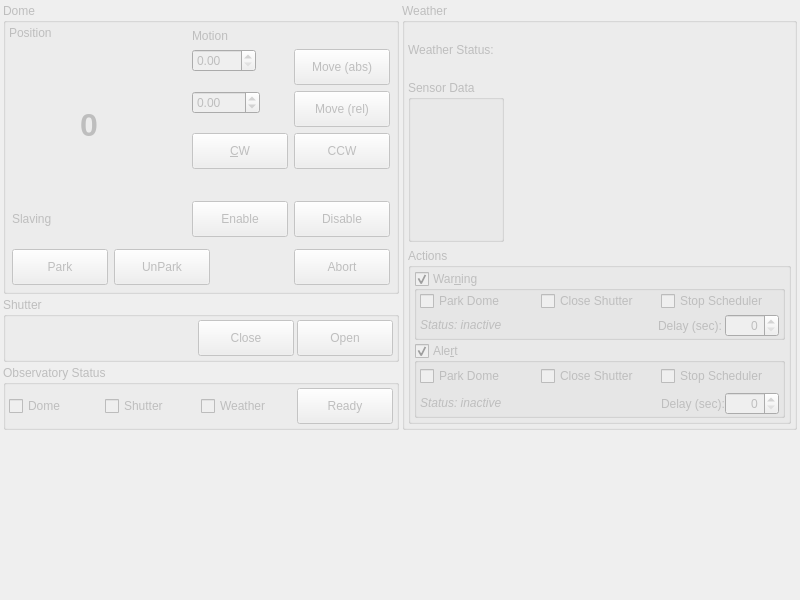
Old version of the form kstars/ekos/observatory/observatory.ui in the repository KDE/kstars.
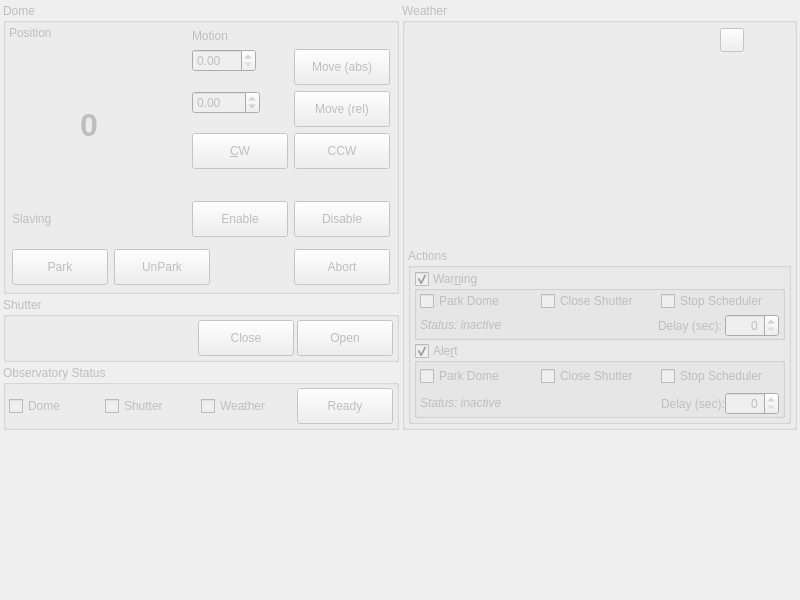
New version of the form. Icons and pictures are not drawn. Custom widgets are drawn as their Qt base class.

Commit message:
Weather sensor data graph display
Summary: Weather sensor data is collected over time and displayed as graph. The user can switch between all available sensors from INDI Weather.

Test Plan: Add a weather device to your EKOS profile - use Weather Simulator if no own Weather device is present - and check, whether the available sensor data is displayed correctly over time.

Reviewers: mutlaqja, TallFurryMan

Reviewed By: mutlaqja

Subscribers: kde-edu

Tags: #kde_edu

What changed in the file:
```diff
--- a/kstars/ekos/observatory/observatory.ui
+++ b/kstars/ekos/observatory/observatory.ui
@@ -14,7 +14,7 @@
    <string>Observatory</string>
   </property>
   <property name="toolTip">
-   <string>Status of the Observatory</string>
+   <string/>
   </property>
   <layout class="QVBoxLayout" name="verticalLayout_2">
    <property name="spacing">
@@ -126,7 +126,7 @@
                <item row="0" column="0">
                 <widget class="QLabel" name="motionLabel">
                  <property name="enabled">
-                  <bool>true</bool>
+                  <bool>false</bool>
                  </property>
                  <property name="text">
                   <string>Motion</string>
@@ -802,45 +802,7 @@
         <property name="horizontalSpacing">
          <number>3</number>
         </property>
-        <item row="0" column="2">
-         <widget class="QLabel" name="weatherStatusLabel">
-          <property name="sizePolicy">
-           <sizepolicy hsizetype="Fixed" vsizetype="Fixed">
-            <horstretch>0</horstretch>
-            <verstretch>0</verstretch>
-           </sizepolicy>
-          </property>
-          <property name="minimumSize">
-           <size>
-            <width>48</width>
-            <height>48</height>
-           </size>
-          </property>
-          <property name="maximumSize">
-           <size>
-            <width>48</width>
-            <height>48</height>
-           </size>
-          </property>
-          <property name="text">
-           <string/>
-          </property>
-         </widget>
-        </item>
-        <item row="0" column="0">
-         <widget class="QLabel" name="weatherLabel">
-          <property name="enabled">
-           <bool>false</bool>
-          </property>
-          <property name="toolTip">
-           <string>Display the weather status. The warning and alert limits are set in the INDI tab.</string>
-          </property>
-          <property name="text">
-           <string>Weather Status: </string>
-          </property>
-         </widget>
-        </item>
-        <item row="2" column="0" colspan="4" alignment="Qt::AlignTop">
+        <item row="3" column="0" colspan="7" alignment="Qt::AlignTop">
          <widget class="QGroupBox" name="weatherActionsBox">
           <property name="enabled">
            <bool>false</bool>
@@ -1051,26 +1013,121 @@
           </layout>
          </widget>
         </item>
-        <item row="0" column="1">
+        <item row="0" column="5">
+         <widget class="QLabel" name="weatherStatusLabel">
+          <property name="sizePolicy">
+           <sizepolicy hsizetype="Fixed" vsizetype="Fixed">
+            <horstretch>0</horstretch>
+            <verstretch>0</verstretch>
+           </sizepolicy>
+          </property>
+          <property name="minimumSize">
+           <size>
+            <width>28</width>
+            <height>28</height>
+           </size>
+          </property>
+          <property name="maximumSize">
+           <size>
+            <width>28</width>
+            <height>28</height>
+           </size>
+          </property>
+          <property name="text">
+           <string/>
+          </property>
+         </widget>
+        </item>
+        <item row="0" column="4">
          <spacer name="horizontalSpacer_3">
           <property name="orientation">
            <enum>Qt::Horizontal</enum>
           </property>
+          <property name="sizeType">
+           <enum>QSizePolicy::Fixed</enum>
+          </property>
           <property name="sizeHint" stdset="0">
            <size>
-            <width>40</width>
+            <width>10</width>
             <height>20</height>
            </size>
           </property>
          </spacer>
         </item>
+        <item row="1" column="1" colspan="6">
+         <widget class="QCustomPlot" name="sensorGraphs" native="true">
+          <property name="sizePolicy">
+           <sizepolicy hsizetype="Expanding" vsizetype="Expanding">
+            <horstretch>0</horstretch>
+            <verstretch>0</verstretch>
+           </sizepolicy>
+          </property>
+          <property name="toolTip">
+           <string/>
+          </property>
+         </widget>
+        </item>
         <item row="1" column="0">
-         <widget class="QGroupBox" name="sensorDataBox">
-          <property name="title">
-           <string>Sensor Data</string>
+         <widget class="QWidget" name="sensorData" native="true">
+          <property name="minimumSize">
+           <size>
+            <width>140</width>
+            <height>0</height>
+           </size>
           </property>
+          <property name="toolTip">
+           <string>&lt;html&gt;&lt;head/&gt;&lt;body&gt;&lt;p&gt;Current data of the weather sensors. Click on the sensor name to display its data over time.&lt;/p&gt;&lt;/body&gt;&lt;/html&gt;</string>
+          </property>
          </widget>
         </item>
+        <item row="0" column="3">
+         <widget class="QPushButton" name="clearGraphHistory">
+          <property name="enabled">
+           <bool>false</bool>
+          </property>
+          <property name="minimumSize">
+           <size>
+            <width>24</width>
+            <height>24</height>
+           </size>
+          </property>
+          <property name="maximumSize">
+           <size>
+            <width>24</width>
+            <height>24</height>
+           </size>
+          </property>
+          <property name="toolTip">
+           <string>&lt;html&gt;&lt;head/&gt;&lt;body&gt;&lt;p&gt;Clear sensor data history&lt;/p&gt;&lt;/body&gt;&lt;/html&gt;</string>
+          </property>
+          <property name="text">
+           <string/>
+          </property>
+          <property name="icon">
+           <iconset theme="edit-clear-all">
+            <normaloff>.</normaloff>.</iconset>
+          </property>
+          <property name="iconSize">
+           <size>
+            <width>24</width>
+            <height>24</height>
+           </size>
+          </property>
+         </widget>
+        </item>
+        <item row="0" column="2">
+         <spacer name="horizontalSpacer_5">
+          <property name="orientation">
+           <enum>Qt::Horizontal</enum>
+          </property>
+          <property name="sizeHint" stdset="0">
+           <size>
+            <width>40</width>
+            <height>20</height>
+           </size>
+          </property>
+         </spacer>
+        </item>
        </layout>
       </widget>
      </item>
@@ -1091,6 +1148,14 @@
    </item>
   </layout>
  </widget>
+ <customwidgets>
+  <customwidget>
+   <class>QCustomPlot</class>
+   <extends>QWidget</extends>
+   <header>auxiliary/qcustomplot.h</header>
+   <container>1</container>
+  </customwidget>
+ </customwidgets>
  <resources/>
  <connections/>
 </ui>
```
The commit also changes 2 other files.
